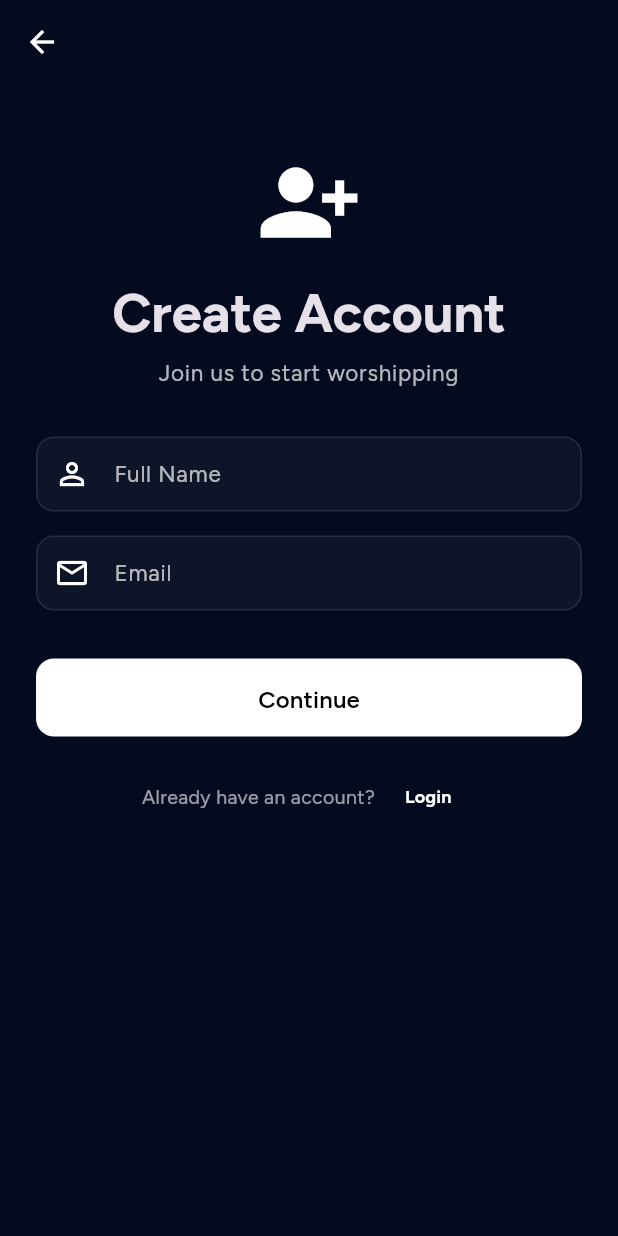
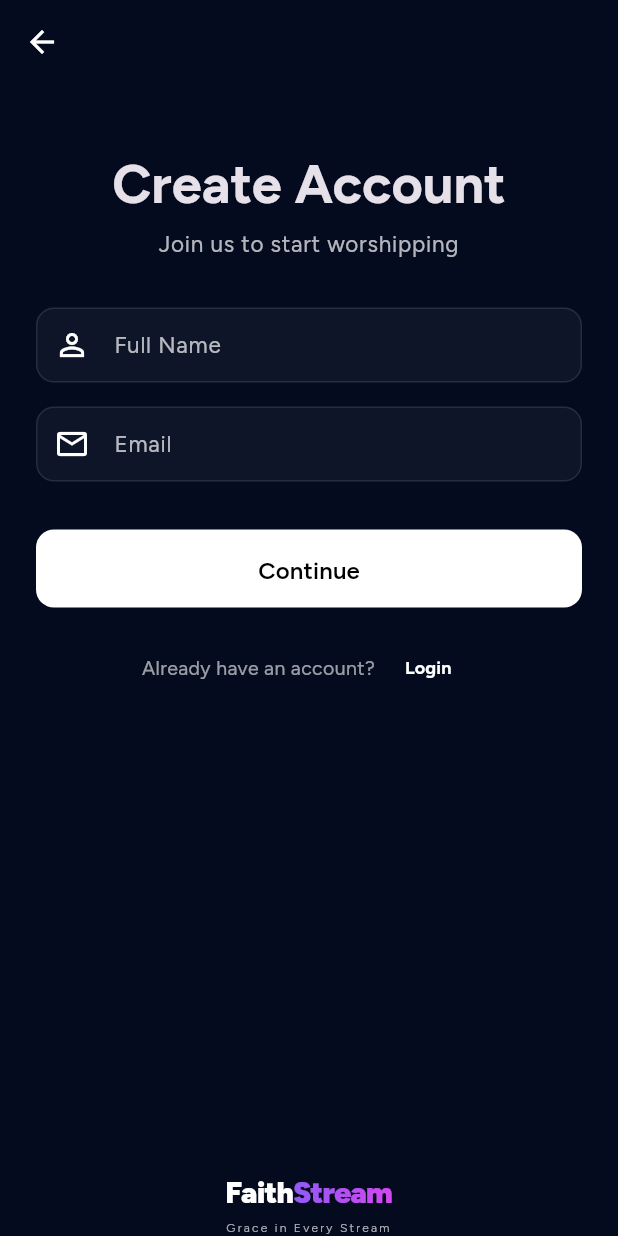
Before and after one commit to developer5167/faith_stream_music_app, a Flutter app: the screen it shows after launch, after a tap on "Skip", after a tap on "Login", after a tap on "Register", on a phone screen of 412 x 824 dp. Run offline on Flutter 3.47's test engine with Material 3 defaults, Android fonts, the light colour scheme and no system bars; drawn by our look-alikes of flutter_animate; our stand-ins replace app_links, audio_service, cached_network_image, camera, connectivity_plus, dio and 21 more; missing offline and left inert: audio_session, razorpay_flutter; accounts and stored records are empty; network calls fail.

Commit message:
implemented song suggestion and fixed some splash screen chnages

```diff
--- a/lib/config/app_config.dart
+++ b/lib/config/app_config.dart
@@ -1,7 +1,7 @@
 class AppConfig {
   // API Configuration
   // static const String baseUrl = 'http://KCSs-MacBook-Pro.local:9000/api';
-  static const String baseUrl = 'http://192.168.15.175:9000/api';
+  static const String baseUrl = 'http://192.168.31.196:9000/api';
   // static const String baseUrl =
   // 'https://faithstream-backend.onrender.com/api'; //live
 
--- a/lib/main.dart
+++ b/lib/main.dart
@@ -20,6 +20,7 @@ import 'services/notification_service.dart';
 import 'services/search_service.dart';
 import 'services/deep_link_service.dart';
 import 'services/ads_service.dart';
+import 'services/song_suggestion_service.dart';
 
 import 'repositories/stream_repository.dart';
 import 'repositories/library_repository.dart';
@@ -86,6 +87,7 @@ void main() async {
     final audioPlayerService = AudioPlayerService();
     final searchService = SearchService(apiClient);
     final adsService = AdsService(apiClient);
+    final songSuggestionService = SongSuggestionService(apiClient);
     final notificationRepository = NotificationRepository(apiClient);
 
     // Notification Service depends on Firebase (already initialized) and ApiClient
@@ -117,6 +119,7 @@ void main() async {
         notificationService: notificationService,
         searchService: searchService,
         adsService: adsService,
+        songSuggestionService: songSuggestionService,
         notificationRepository: notificationRepository,
         downloadService: downloadService,
         initialRoute: initialRoute,
@@ -167,6 +170,7 @@ class MyApp extends StatelessWidget {
   final NotificationService notificationService;
   final SearchService searchService;
   final AdsService adsService;
+  final SongSuggestionService songSuggestionService;
   final NotificationRepository notificationRepository;
   final DownloadService downloadService;
   final String initialRoute;
@@ -183,6 +187,7 @@ class MyApp extends StatelessWidget {
     required this.notificationService,
     required this.searchService,
     required this.adsService,
+    required this.songSuggestionService,
     required this.notificationRepository,
     required this.downloadService,
     required this.initialRoute,
@@ -200,6 +205,7 @@ class MyApp extends StatelessWidget {
         RepositoryProvider<AudioPlayerService>.value(value: audioPlayerService),
         RepositoryProvider<SearchService>.value(value: searchService),
         RepositoryProvider<AdsService>.value(value: adsService),
+        RepositoryProvider<SongSuggestionService>.value(value: songSuggestionService),
         RepositoryProvider<NotificationRepository>.value(value: notificationRepository),
         RepositoryProvider<DownloadService>.value(value: downloadService),
       ],
--- a/lib/services/upload_service.dart
+++ b/lib/services/upload_service.dart
@@ -91,11 +91,12 @@ class UploadService {
       final dio = Dio();
       await dio.put(
         uploadUrl,
-        data: Stream.fromIterable(fileBytes.map((e) => [e])),
+        data: fileBytes,
         options: Options(
           headers: {
             'Content-Type': contentType,
             'Content-Length': fileLength.toString(),
+            'Content-Disposition': 'inline',
           },
           // Don't follow redirects for S3 presigned URLs
           followRedirects: false,
--- a/lib/ui/screens/auth/login_screen.dart
+++ b/lib/ui/screens/auth/login_screen.dart
@@ -8,6 +8,7 @@ import '../../../blocs/auth/auth_state.dart';
 import '../../../utils/constants.dart';
 import '../../widgets/custom_button.dart';
 import '../../widgets/custom_text_field.dart';
+import '../../widgets/app_logo.dart';
 
 class LoginScreen extends StatefulWidget {
   const LoginScreen({super.key});
@@ -81,6 +82,12 @@ class _LoginScreenState extends State<LoginScreen> {
         final isLoading = state is AuthLoading;
 
         return Scaffold(
+          bottomNavigationBar: SafeArea(
+            child: const AppLogo(
+              fontSize: 24,
+              showTagline: true,
+            ).animate().fadeIn(delay: 800.ms),
+          ),
           body: SafeArea(
             child: SingleChildScrollView(
               padding: const EdgeInsets.all(AppSizes.paddingLg),
@@ -90,19 +97,6 @@ class _LoginScreenState extends State<LoginScreen> {
                   crossAxisAlignment: CrossAxisAlignment.stretch,
                   children: [
                     SizedBox(height: size.height * 0.08),
-                    // Logo
-                    Icon(
-                          Icons.music_note,
-                          size: 80,
-                          color: theme.colorScheme.primary,
-                        )
-                        .animate()
-                        .fadeIn(duration: AppAnimations.durationNormal.ms)
-                        .scale(
-                          begin: const Offset(0.8, 0.8),
-                          end: const Offset(1, 1),
-                        ),
-                    const SizedBox(height: AppSizes.paddingMd),
                     Text(
                           AppStrings.welcomeBack,
                           style: theme.textTheme.displaySmall?.copyWith(
@@ -170,7 +164,9 @@ class _LoginScreenState extends State<LoginScreen> {
                     Align(
                       alignment: Alignment.centerRight,
                       child: TextButton(
-                        onPressed: isLoading ? null : () => context.push('/forgot-password'),
+                        onPressed: isLoading
+                            ? null
+                            : () => context.push('/forgot-password'),
                         child: Text(
                           'Forgot Password?',
                           style: theme.textTheme.bodyMedium?.copyWith(
--- a/lib/ui/screens/auth/register_screen.dart
+++ b/lib/ui/screens/auth/register_screen.dart
@@ -9,6 +9,7 @@ import '../../../repositories/auth_repository.dart';
 import '../../../utils/constants.dart';
 import '../../widgets/custom_button.dart';
 import '../../widgets/custom_text_field.dart';
+import '../../widgets/app_logo.dart';
 
 class RegisterScreen extends StatefulWidget {
   const RegisterScreen({super.key});
@@ -77,9 +78,9 @@ class _RegisterScreenState extends State<RegisterScreen> {
     if (!_emailFormKey.currentState!.validate()) return;
     setState(() => _isSendingOtp = true);
 
-    final response = await context
-        .read<AuthRepository>()
-        .sendRegistrationOtp(_emailController.text.trim());
+    final response = await context.read<AuthRepository>().sendRegistrationOtp(
+      _emailController.text.trim(),
+    );
 
     if (!mounted) return;
     setState(() => _isSendingOtp = false);
@@ -160,6 +161,12 @@ class _RegisterScreenState extends State<RegisterScreen> {
         final isAuthLoading = state is AuthLoading;
 
         return Scaffold(
+          bottomNavigationBar: SafeArea(
+            child: const AppLogo(
+              fontSize: 20,
+              showTagline: true,
+            ).animate().fadeIn(delay: 500.ms),
+          ),
           appBar: AppBar(
             leading: IconButton(
               icon: const Icon(Icons.arrow_back),
@@ -202,14 +209,13 @@ class _RegisterScreenState extends State<RegisterScreen> {
           crossAxisAlignment: CrossAxisAlignment.stretch,
           children: [
             const SizedBox(height: 20),
-            Icon(Icons.person_add_alt_1, size: 70, color: theme.colorScheme.primary)
-                .animate()
-                .fadeIn(duration: 400.ms)
-                .scale(),
-            const SizedBox(height: AppSizes.paddingMd),
+            // const AppLogo(fontSize: 40).animate().fadeIn(duration: 400.ms).scale(),
+            // const SizedBox(height: AppSizes.paddingMd),
             Text(
               'Create Account',
-              style: theme.textTheme.displaySmall?.copyWith(fontWeight: FontWeight.bold),
+              style: theme.textTheme.displaySmall?.copyWith(
+                fontWeight: FontWeight.bold,
+              ),
               textAlign: TextAlign.center,
             ),
             const SizedBox(height: AppSizes.paddingSm),
@@ -226,7 +232,10 @@ class _RegisterScreenState extends State<RegisterScreen> {
               label: AppStrings.name,
               hint: 'Enter your name',
               validator: _validateName,
-              prefixIcon: Icon(Icons.person_outline, color: theme.colorScheme.primary),
+              prefixIcon: Icon(
+                Icons.person_outline,
+                color: theme.colorScheme.primary,
+              ),
               enabled: !_isSendingOtp,
             ),
             const SizedBox(height: AppSizes.paddingMd),
@@ -236,7 +245,10 @@ class _RegisterScreenState extends State<RegisterScreen> {
               hint: 'Enter your email',
               keyboardType: TextInputType.emailAddress,
               validator: _validateEmail,
-              prefixIcon: Icon(Icons.email_outlined, color: theme.colorScheme.primary),
+              prefixIcon: Icon(
+                Icons.email_outlined,
+                color: theme.colorScheme.primary,
+              ),
               enabled: !_isSendingOtp,
             ),
             const SizedBox(height: AppSizes.paddingXl),
@@ -249,7 +261,10 @@ class _RegisterScreenState extends State<RegisterScreen> {
             Row(
               mainAxisAlignment: MainAxisAlignment.center,
               children: [
-                Text('Already have an account? ', style: theme.textTheme.bodyMedium),
+                Text(
+                  'Already have an account? ',
+                  style: theme.textTheme.bodyMedium,
+                ),
                 TextButton(
                   onPressed: _isSendingOtp ? null : () => context.go('/login'),
                   child: Text(
@@ -278,14 +293,15 @@ class _RegisterScreenState extends State<RegisterScreen> {
           crossAxisAlignment: CrossAxisAlignment.stretch,
           children: [
             const SizedBox(height: 20),
-            Icon(Icons.mark_email_read, size: 70, color: theme.colorScheme.primary)
-                .animate()
-                .fadeIn(duration: 400.ms)
-                .scale(),
+            const AppLogo(
+              fontSize: 40,
+            ).animate().fadeIn(duration: 400.ms).scale(),
             const SizedBox(height: AppSizes.paddingMd),
             Text(
               'Verify Email',
-              style: theme.textTheme.displaySmall?.copyWith(fontWeight: FontWeight.bold),
+              style: theme.textTheme.displaySmall?.copyWith(
+                fontWeight: FontWeight.bold,
+              ),
               textAlign: TextAlign.center,
             ),
             const SizedBox(height: AppSizes.paddingSm),
@@ -303,8 +319,13 @@ class _RegisterScreenState extends State<RegisterScreen> {
               hint: 'Enter verification code',
               keyboardType: TextInputType.number,
               maxLength: 6,
-              validator: (v) => v == null || v.trim().length != 6 ? 'Enter a 6-digit code' : null,
-              prefixIcon: Icon(Icons.pin_outlined, color: theme.colorScheme.primary),
+              validator: (v) => v == null || v.trim().length != 6
+                  ? 'Enter a 6-digit code'
+                  : null,
+              prefixIcon: Icon(
+                Icons.pin_outlined,
+                color: theme.colorScheme.primary,
+              ),
               enabled: !_isVerifyingOtp,
             ),
             const SizedBox(height: AppSizes.paddingXl),
@@ -313,6 +334,12 @@ class _RegisterScreenState extends State<RegisterScreen> {
               onPressed: _verifyOtp,
               isLoading: _isVerifyingOtp,
             ),
+            const SizedBox(height: AppSizes.paddingXl),
+            const AppLogo(
+              fontSize: 20,
+              showTagline: true,
+            ).animate().fadeIn(delay: 500.ms),
+            const SizedBox(height: AppSizes.paddingMd),
           ],
         ),
       ),
@@ -329,14 +356,15 @@ class _RegisterScreenState extends State<RegisterScreen> {
           crossAxisAlignment: CrossAxisAlignment.stretch,
           children: [
             const SizedBox(height: 20),
-            Icon(Icons.lock_person, size: 70, color: theme.colorScheme.primary)
-                .animate()
-                .fadeIn(duration: 400.ms)
-                .scale(),
+            const AppLogo(
+              fontSize: 40,
+            ).animate().fadeIn(duration: 400.ms).scale(),
             const SizedBox(height: AppSizes.paddingMd),
             Text(
               'Create Password',
-              style: theme.textTheme.displaySmall?.copyWith(fontWeight: FontWeight.bold),
+              style: theme.textTheme.displaySmall?.copyWith(
+                fontWeight: FontWeight.bold,
+              ),
               textAlign: TextAlign.center,
             ),
             const SizedBox(height: AppSizes.paddingSm),
@@ -354,7 +382,10 @@ class _RegisterScreenState extends State<RegisterScreen> {
               hint: 'Enter your password',
               obscureText: true,
               validator: _validatePassword,
-              prefixIcon: Icon(Icons.lock_outline, color: theme.colorScheme.primary),
+              prefixIcon: Icon(
+                Icons.lock_outline,
+                color: theme.colorScheme.primary,
+              ),
               enabled: !isAuthLoading,
             ),
             const SizedBox(height: AppSizes.paddingMd),
@@ -364,11 +395,16 @@ class _RegisterScreenState extends State<RegisterScreen> {
               hint: 'Re-enter your password',
               obscureText: true,
               validator: (v) {
-                if (v == null || v.isEmpty) return 'Please confirm your password';
-                if (v != _passwordController.text) return 'Passwords do not match';
+                if (v == null || v.isEmpty)
+                  return 'Please confirm your password';
+                if (v != _passwordController.text)
+                  return 'Passwords do not match';
                 return null;
               },
-              prefixIcon: Icon(Icons.lock_outline, color: theme.colorScheme.primary),
+              prefixIcon: Icon(
+                Icons.lock_outline,
+                color: theme.colorScheme.primary,
+              ),
               enabled: !isAuthLoading,
             ),
             const SizedBox(height: AppSizes.paddingXl),
@@ -377,6 +413,12 @@ class _RegisterScreenState extends State<RegisterScreen> {
               onPressed: _register,
               isLoading: isAuthLoading,
             ),
+            const SizedBox(height: AppSizes.paddingXl),
+            const AppLogo(
+              fontSize: 20,
+              showTagline: true,
+            ).animate().fadeIn(delay: 500.ms),
+            const SizedBox(height: AppSizes.paddingMd),
           ],
         ),
       ),
--- a/lib/ui/screens/splash_screen.dart
+++ b/lib/ui/screens/splash_screen.dart
@@ -119,7 +119,9 @@ class _SplashScreenState extends State<SplashScreen>
           child: Stack(
             children: [
               Center(
-                child:
+                child: Column(
+                  mainAxisAlignment: MainAxisAlignment.center,
+                  children: [
                     Row(
                           mainAxisAlignment: MainAxisAlignment.center,
                           mainAxisSize: MainAxisSize.min,
@@ -140,28 +142,23 @@ class _SplashScreenState extends State<SplashScreen>
                                 ),
 
                             // 'aith' Expansion
-                            AnimatedContainer(
+                            AnimatedSize(
                               duration: const Duration(milliseconds: 1000),
                               curve: Curves.easeOutQuart,
-                              width: _isExpanded ? 100 : 0,
-                              child: ClipRect(
-                                child: OverflowBox(
-                                  alignment: Alignment.centerLeft,
-                                  maxWidth: 200,
+                              child: _isExpanded
+                                  ? ClipRect(
                                       child:
                                           Text(
                                             'aith',
                                             style: textStyle?.copyWith(
                                               color: Colors.white,
                                             ),
-                                          )
-                                          .animate(target: _isExpanded ? 1 : 0)
-                                          .fadeIn(
+                                          ).animate().fadeIn(
                                             duration: 500.ms,
                                             delay: 200.ms,
                                           ),
-                                ),
-                              ),
+                                    )
+                                  : const SizedBox(width: 0),
                             ),
 
                             // 'S' Anchor
@@ -192,14 +189,11 @@ class _SplashScreenState extends State<SplashScreen>
                                 ),
 
                             // 'tream' Expansion
-                            AnimatedContainer(
+                            AnimatedSize(
                               duration: const Duration(milliseconds: 1000),
                               curve: Curves.easeOutQuart,
-                              width: _isExpanded ? 150 : 0,
-                              child: ClipRect(
-                                child: OverflowBox(
-                                  alignment: Alignment.centerLeft,
-                                  maxWidth: 400,
+                              child: _isExpanded
+                                  ? ClipRect(
                                       child:
                                           ShaderMask(
                                             shaderCallback: (bounds) =>
@@ -221,14 +215,12 @@ class _SplashScreenState extends State<SplashScreen>
                                                 color: Colors.white,
                                               ),
                                             ),
-                                          )
-                                          .animate(target: _isExpanded ? 1 : 0)
-                                          .fadeIn(
+                                          ).animate().fadeIn(
                                             duration: 500.ms,
                                             delay: 400.ms,
                                           ),
-                                ),
-                              ),
+                                    )
+                                  : const SizedBox(width: 0),
                             ),
                           ],
                         )
@@ -237,6 +229,18 @@ class _SplashScreenState extends State<SplashScreen>
                           duration: 1500.ms,
                           color: Colors.white.withOpacity(0.9),
                           size: 1.5,
+                        ),
+                    Text(
+                      'by SOTER SYSTEMS',
+                      style: theme.textTheme.bodyMedium?.copyWith(
+                        color: Colors.white,
+                        fontSize: 12,
+                        letterSpacing: 2,
+                        fontWeight: FontWeight.w300,
+                      ),
+                      textAlign: TextAlign.right,
+                    ),
+                  ],
                 ),
               ),
 
@@ -249,13 +253,18 @@ class _SplashScreenState extends State<SplashScreen>
                   child: AnimatedOpacity(
                     duration: const Duration(milliseconds: 1000),
                     opacity: _isExpanded ? 0.6 : 0.0,
-                    child: Text(
+                    child: Column(
+                      children: [
+                        Text(
                           'Grace in Every Stream',
                           style: theme.textTheme.bodyMedium?.copyWith(
                             color: Colors.white,
                             letterSpacing: 2,
                             fontWeight: FontWeight.w300,
                           ),
+                          textAlign: TextAlign.center,
+                        ),
+                      ],
                     ),
                   ),
                 ),
--- /dev/null
+++ b/lib/ui/widgets/app_logo.dart
@@ -0,0 +1,87 @@
+import 'package:flutter/material.dart';
+import 'package:google_fonts/google_fonts.dart';
+import '../../config/app_theme.dart';
+
+class AppLogo extends StatelessWidget {
+  final double fontSize;
+  final bool showTagline;
+  final TextAlign textAlign;
+  final bool useGradient;
+
+  const AppLogo({
+    super.key,
+    this.fontSize = 24,
+    this.showTagline = false,
+    this.textAlign = TextAlign.center,
+    this.useGradient = true,
+  });
+
+  @override
+  Widget build(BuildContext context) {
+    return Column(
+      mainAxisSize: MainAxisSize.min,
+      children: [
+        Row(
+          mainAxisAlignment: textAlign == TextAlign.center
+              ? MainAxisAlignment.center
+              : MainAxisAlignment.start,
+          mainAxisSize: MainAxisSize.min,
+          children: [
+            Text(
+              'Faith',
+              style: GoogleFonts.figtree(
+                fontSize: fontSize,
+                fontWeight: FontWeight.w900,
+                color: Colors.white,
+                letterSpacing: -0.5,
+              ),
+            ),
+            if (useGradient)
+              ShaderMask(
+                shaderCallback: (bounds) => const LinearGradient(
+                  colors: [
+                    AppTheme.brandPurple,
+                    AppTheme.brandMagenta,
+                  ],
+                  begin: Alignment.topLeft,
+                  end: Alignment.bottomRight,
+                ).createShader(bounds),
+                child: Text(
+                  'Stream',
+                  style: GoogleFonts.figtree(
+                    fontSize: fontSize,
+                    fontWeight: FontWeight.w900,
+                    color: Colors.white,
+                    letterSpacing: -0.5,
+                  ),
+                ),
+              )
+            else
+              Text(
+                'Stream',
+                style: GoogleFonts.figtree(
+                  fontSize: fontSize,
+                  fontWeight: FontWeight.w900,
+                  color: Colors.white,
+                  letterSpacing: -0.5,
+                ),
+              ),
+          ],
+        ),
+        if (showTagline) ...[
+          const SizedBox(height: 4),
+          Text(
+            'Grace in Every Stream',
+            style: GoogleFonts.figtree(
+              fontSize: fontSize * 0.4,
+              color: Colors.white70,
+              letterSpacing: 1.5,
+              fontWeight: FontWeight.w300,
+            ),
+            textAlign: textAlign,
+          ),
+        ],
+      ],
+    );
+  }
+}
```
Also changed, not shown: lib/services/song_suggestion_service.dart (added, +24 -0 lines), lib/ui/screens/auth/forgot_password_screen.dart (+16 -13 lines), lib/ui/screens/auth/reset_password_screen.dart (+16 -13 lines), lib/ui/screens/auth/verify_reset_otp_screen.dart (+18 -14 lines), lib/ui/screens/home_screen.dart (+4 -6 lines), lib/ui/screens/search_screen.dart (+25 -0 lines), lib/ui/screens/suggest_song_screen.dart (added, +226 -0 lines), lib/ui/widgets/image_upload_widget.dart (+31 -1 lines), lib/utils/image_upload_helper.dart (+24 -0 lines), 25 other files. Lines whose indentation alone changed are shown as unchanged.
